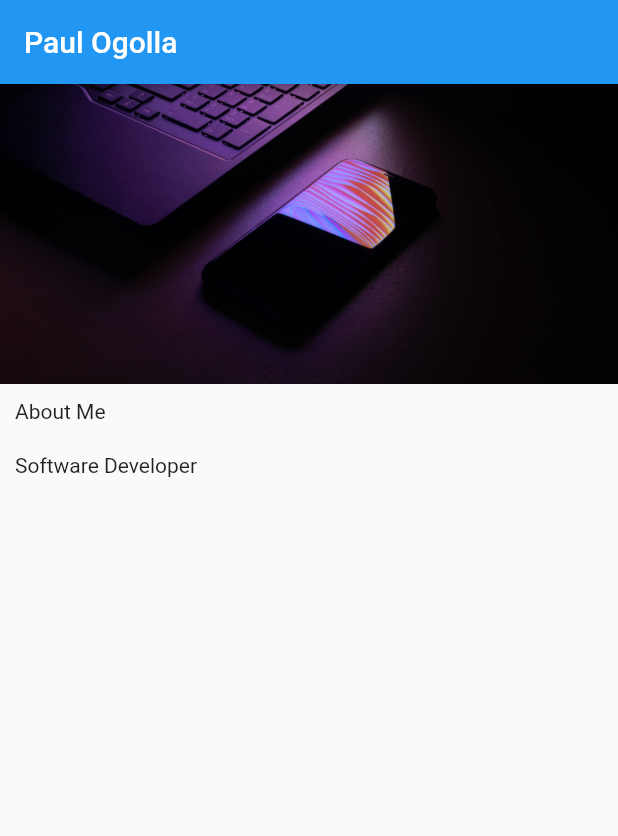
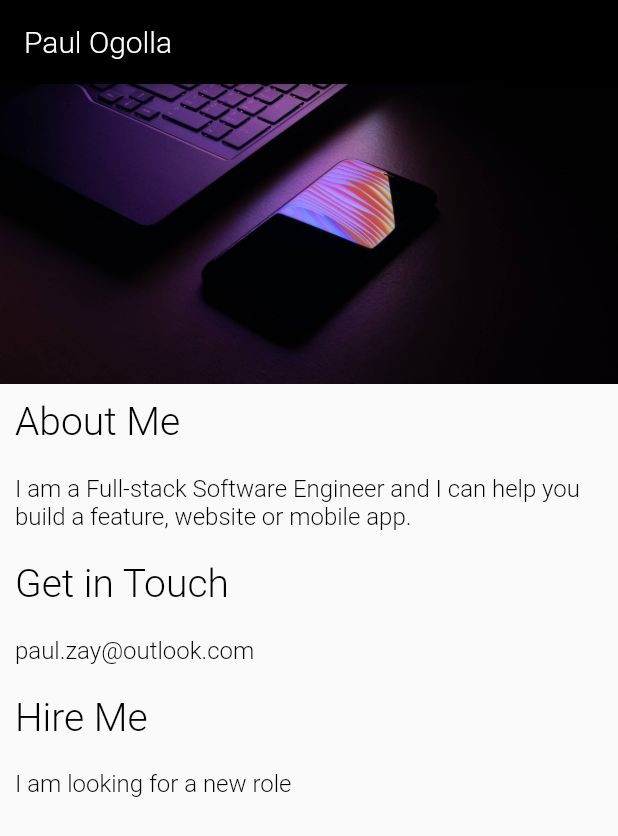
Before and after one commit to paulzay/flutter_potfolio, a Flutter app: the screen it shows after launch, on a phone screen of 412 x 824 dp. Shown: the top 836 px of the screen. Run offline on Flutter 3.47's test engine with Material 2 defaults, Android fonts, the phone set to English and light mode, and no system bars.

Commit message:
add sime styling

```diff
--- a/lib/main.dart
+++ b/lib/main.dart
@@ -1,5 +1,5 @@
 import 'package:flutter/material.dart';
-
+import 'style.dart';
 void main() {
   runApp(App());
 }
@@ -9,6 +9,15 @@ class App extends StatelessWidget {
   Widget build(BuildContext context) {
     return MaterialApp(
       home: Home(),
+      theme: ThemeData(
+        appBarTheme: AppBarTheme(
+          textTheme: TextTheme(headline6: AppBarTextStyle)
+        ),
+        textTheme: TextTheme(
+          headline6: TitleTextStyle,
+          bodyText2: Body1TextStyle,
+        )
+      ),
     );
   }
 }
@@ -17,17 +26,22 @@ class Home extends StatelessWidget {
   @override
   Widget build(BuildContext context) {
     return Scaffold(
-        appBar: AppBar(
-          title: Text('Paul Ogolla'),
-        ),
-        body: Column(
-          mainAxisAlignment: MainAxisAlignment.start,
-          crossAxisAlignment: CrossAxisAlignment.stretch,
+      appBar: AppBar(
+        title: Text('Paul Ogolla'),
+        backgroundColor: Colors.black,
+      ),
+      body: Container(
+        height: 480.0,
+        child: ListView(
           children: [
             ImageBanner("assets/images/banner.jpg"),
-            TextSection('About Me', 'Software Developer')
+            TextSection('About Me', 'I am a Full-stack Software Engineer and I can help you build a feature, website or mobile app.'),
+            TextSection('Get in Touch', 'paul.zay@outlook.com'),
+            TextSection('Hire Me', 'I am looking for a new role'),
           ],
-        ));
+        )
+      )
+    );
   }
 }
 
@@ -45,11 +59,11 @@ class TextSection extends StatelessWidget {
       children: [
         Container(
           padding: const EdgeInsets.fromLTRB(10, 10, 10, 10),
-          child: Text(_title),
+          child: Text(_title, style: Theme.of(context).textTheme.headline6,),
         ),
         Container(
           padding: const EdgeInsets.fromLTRB(10, 10, 10, 10),
-          child: Text(_body),
+          child: Text(_body, style: Theme.of(context).textTheme.bodyText2,),
         )
       ],
     );
--- /dev/null
+++ b/lib/style.dart
@@ -0,0 +1,23 @@
+import 'package:flutter/material.dart';
+
+const LargeTextSize = 26.0;
+const MediumTextSize = 20.0;
+const BodyTextSize = 16.0;
+
+const AppBarTextStyle = TextStyle(
+  fontSize: MediumTextSize,
+  color: Colors.white,
+  fontWeight: FontWeight.w300,
+);
+
+const TitleTextStyle = TextStyle(
+  fontSize: LargeTextSize,
+  color: Colors.black,
+  fontWeight: FontWeight.w300,
+);
+
+const Body1TextStyle = TextStyle(
+  fontWeight: FontWeight.w300,
+  fontSize: BodyTextSize,
+  color: Colors.black,
+);
```
